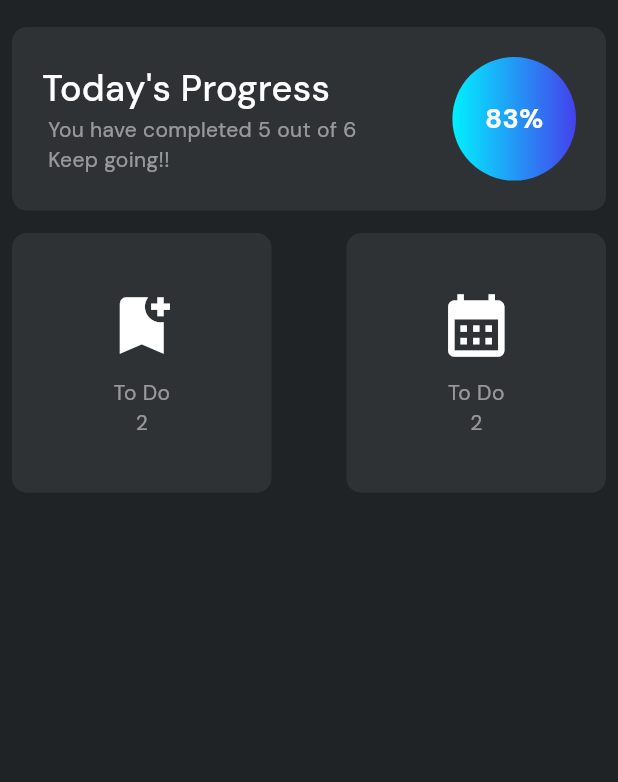
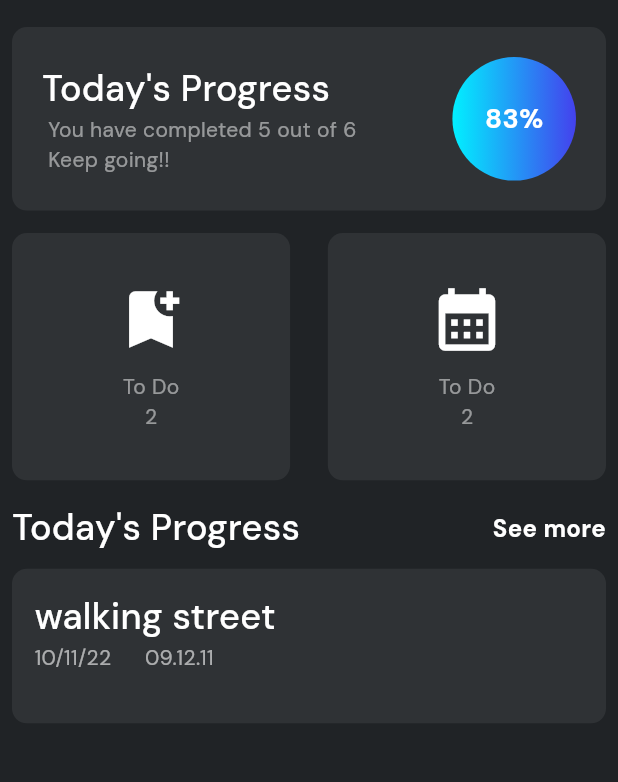
Before and after one commit to ADWx2001/flutter-app-practice, a Flutter app: the screen it shows after launch, on a phone screen of 412 x 824 dp, the part 69-851 px from its top. Run offline on Flutter 3.47's test engine with Material 3 defaults, Android fonts, the phone set to English and light mode, and no system bars; our stand-ins replace go_router, google_fonts.

Commit message:
feat:finished todays task tile

```diff
--- a/notes_app/lib/pages/home_page.dart
+++ b/notes_app/lib/pages/home_page.dart
@@ -2,6 +2,7 @@ import 'package:flutter/material.dart';
 import 'package:notes_app/utils/text_styles.dart';
 import 'package:notes_app/widgets/notes_todo.dart';
 import 'package:notes_app/widgets/progress_card.dart';
+import 'package:notes_app/widgets/today_progress.dart';
 
 class HomePage extends StatefulWidget {
   const HomePage({super.key});
@@ -36,6 +37,30 @@ class _HomePageState extends State<HomePage> {
                 NotesTodo(title: 'To Do', description: "2", iconName: Icons.calendar_month_sharp,),
               ],
             ),
+            SizedBox(
+              height: 15,
+            ),
+            Row(
+              mainAxisAlignment: MainAxisAlignment.spaceBetween,
+              children: [
+                Text(
+                  "Today's Progress",
+                  style: AppTextStyles.appSubtitle,
+                ),
+                Text(
+                  "See more",
+                  style: AppTextStyles.appButton,
+                ),
+              ],
+            ),
+            SizedBox(
+              height: 10,
+            ),
+            TodayProgress(
+              title: "walking street",
+              date: "10/11/22",
+              time: "09.12.11"
+            ),
           ],
         ),
       ),
--- a/notes_app/lib/widgets/notes_todo.dart
+++ b/notes_app/lib/widgets/notes_todo.dart
@@ -22,8 +22,8 @@ class _NotesTodoState extends State<NotesTodo> {
   @override
   Widget build(BuildContext context) {
     return Container(
-      width: MediaQuery.of(context).size.width*0.42,
-      height: MediaQuery.of(context).size.width*0.42,
+      width: MediaQuery.of(context).size.width*0.45,
+      height: MediaQuery.of(context).size.width*0.4,
       decoration: BoxDecoration(
         color: AppColors.aCardColor,
         borderRadius: BorderRadius.circular(10),
--- /dev/null
+++ b/notes_app/lib/widgets/today_progress.dart
@@ -0,0 +1,65 @@
+import 'package:flutter/material.dart';
+import 'package:notes_app/utils/colors.dart';
+import 'package:notes_app/utils/text_styles.dart';
+
+class TodayProgress extends StatefulWidget {
+  final String title;
+  final String date;
+  final String time;
+
+  const TodayProgress({
+    super.key,
+    required this.title,
+    required this.date,
+    required this.time
+  });
+
+  @override
+  State<TodayProgress> createState() => _TodayProgressState();
+}
+
+class _TodayProgressState extends State<TodayProgress> {
+  @override
+  Widget build(BuildContext context) {
+    return Container(
+      width: MediaQuery.of(context).size.width*1,
+      height: MediaQuery.of(context).size.width*0.25,
+      decoration: BoxDecoration(
+        borderRadius: BorderRadius.circular(10),
+        color: AppColors.aCardColor,
+      ),
+      child: Padding(
+        padding: const EdgeInsets.all(15.0),
+        child: Column(
+          crossAxisAlignment: CrossAxisAlignment.start,
+          children: [
+            Text(
+              widget.title,
+              style: AppTextStyles.appSubtitle,
+            ),
+            SizedBox(
+              width: MediaQuery.of(context).size.width*0.29,
+              child: Row(
+                mainAxisAlignment: MainAxisAlignment.spaceBetween,
+                children: [
+                  Text(
+                    widget.date,
+                    style: AppTextStyles.appDescriptionSmall.copyWith(
+                      color: AppColors.aWhiteColor.withOpacity(0.6),
+                    ),
+                  ),
+                  Text(
+                    widget.time,
+                    style: AppTextStyles.appDescriptionSmall.copyWith(
+                      color: AppColors.aWhiteColor.withOpacity(0.6),
+                    ),
+                  ),
+                ],
+              ),
+            ),
+          ],
+        ),
+      ),
+    );
+  }
+}
```
